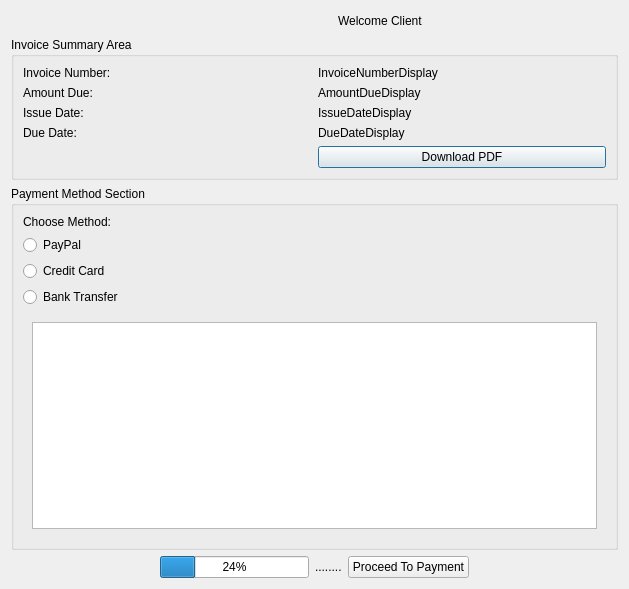
Qt form clientpaymentwidget.ui (rahma159/application) before a commit.
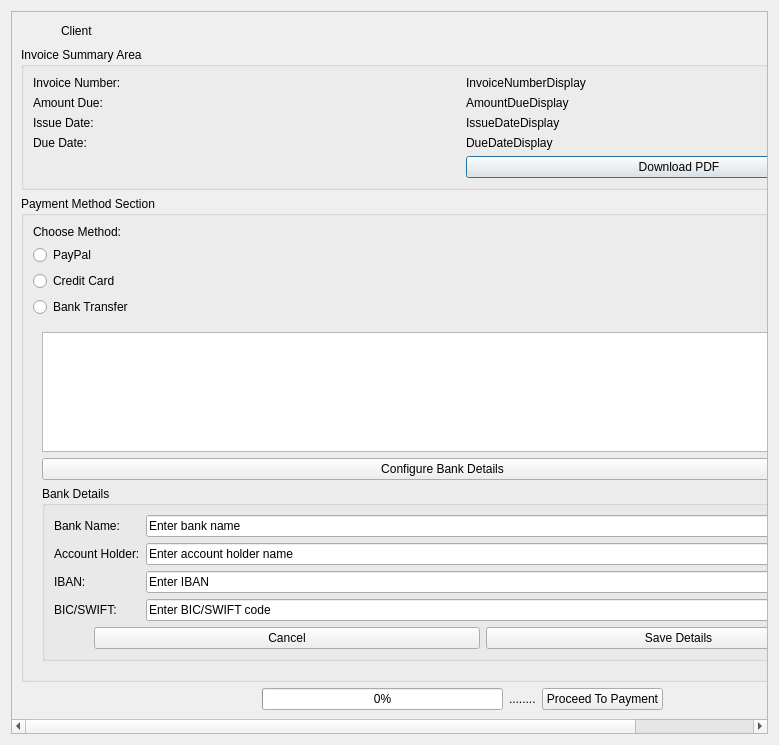
The same form after that commit. The open tabs and pages were chosen to show the change. Icons and pictures are not drawn.

What changed in the file:
```diff
--- a/clientpaymentwidget.ui
+++ b/clientpaymentwidget.ui
@@ -6,35 +6,40 @@
    <rect>
     <x>0</x>
     <y>0</y>
-    <width>629</width>
-    <height>589</height>
+    <width>779</width>
+    <height>745</height>
    </rect>
   </property>
   <property name="windowTitle">
    <string>Dialog</string>
   </property>
-  <layout class="QHBoxLayout" name="horizontalLayout_2">
+  <layout class="QVBoxLayout" name="verticalLayout_4">
+   <item>
+    <widget class="QScrollArea" name="scrollArea">
+     <property name="widgetResizable">
+      <bool>true</bool>
+     </property>
+     <widget class="QWidget" name="scrollAreaWidgetContents">
+      <property name="geometry">
+       <rect>
+        <x>0</x>
+        <y>0</y>
+        <width>892</width>
+        <height>711</height>
+       </rect>
+      </property>
+      <layout class="QVBoxLayout" name="verticalLayout_5">
    <item>
     <layout class="QVBoxLayout" name="mainPaymentLayout">
      <item>
       <layout class="QHBoxLayout" name="headerLayout">
        <item>
-        <widget class="QLabel" name="companyLogoLabel">
-         <property name="text">
-          <string/>
-         </property>
-         <property name="pixmap">
-          <pixmap>../images/Image3.png</pixmap>
-         </property>
-        </widget>
-       </item>
-       <item>
-        <spacer name="horizontalSpacer">
+            <spacer name="horizontalSpacer_6">
          <property name="orientation">
           <enum>Qt::Orientation::Horizontal</enum>
          </property>
          <property name="sizeType">
-          <enum>QSizePolicy::Policy::Minimum</enum>
+              <enum>QSizePolicy::Policy::Preferred</enum>
          </property>
          <property name="sizeHint" stdset="0">
           <size>
@@ -47,10 +52,26 @@
        <item>
         <widget class="QLabel" name="welcomeClientLabel">
          <property name="text">
-          <string>Welcome Client</string>
+              <string>Client</string>
          </property>
         </widget>
        </item>
+           <item>
+            <spacer name="horizontalSpacer">
+             <property name="orientation">
+              <enum>Qt::Orientation::Horizontal</enum>
+             </property>
+             <property name="sizeType">
+              <enum>QSizePolicy::Policy::Preferred</enum>
+             </property>
+             <property name="sizeHint" stdset="0">
+              <size>
+               <width>40</width>
+               <height>20</height>
+              </size>
+             </property>
+            </spacer>
+           </item>
       </layout>
      </item>
      <item>
@@ -174,20 +195,27 @@
           </property>
           <widget class="QWidget" name="payPalPage">
            <layout class="QGridLayout" name="gridLayout">
-            <item row="0" column="0">
-             <widget class="QLabel" name="payPalInfoLabel">
+                <item row="1" column="0">
+                 <widget class="QLabel" name="payPalInstructionsLabel">
               <property name="text">
-               <string>PayPal Info</string>
+                   <string>You will be redirected to the secure PayPal website to complete your payment. Click 'Pay With PayPal' or 'Proceed To Payment' to continue.</string>
               </property>
              </widget>
             </item>
-            <item row="1" column="1">
+                <item row="2" column="2">
              <widget class="QPushButton" name="payPalPayButton">
               <property name="text">
                <string>Pay WithPalPay</string>
               </property>
              </widget>
             </item>
+                <item row="0" column="0">
+                 <widget class="QLabel" name="payPalInfoLabel">
+                  <property name="text">
+                   <string>PayPal Info</string>
+                  </property>
+                 </widget>
+                </item>
            </layout>
           </widget>
           <widget class="QWidget" name="cardPaymentPage">
@@ -239,14 +267,140 @@
            </layout>
           </widget>
           <widget class="QWidget" name="bankTransferPage">
-           <layout class="QHBoxLayout" name="horizontalLayout">
-            <item>
-             <layout class="QVBoxLayout" name="bankInfoLayout">
+               <layout class="QVBoxLayout" name="verticalLayout_3">
               <item>
                <widget class="QTextEdit" name="bankInfoDisplay"/>
               </item>
-             </layout>
-            </item>
+                <item>
+                 <layout class="QHBoxLayout" name="horizontalLayout_5">
+                  <item>
+                   <widget class="QPushButton" name="editBankDetailsButton">
+                    <property name="text">
+                     <string>Configure Bank Details</string>
+                    </property>
+                   </widget>
+                  </item>
+                  <item>
+                   <spacer name="horizontalSpacer_5">
+                    <property name="orientation">
+                     <enum>Qt::Orientation::Horizontal</enum>
+                    </property>
+                    <property name="sizeType">
+                     <enum>QSizePolicy::Policy::Minimum</enum>
+                    </property>
+                    <property name="sizeHint" stdset="0">
+                     <size>
+                      <width>40</width>
+                      <height>20</height>
+                     </size>
+                    </property>
+                   </spacer>
+                  </item>
+                 </layout>
+                </item>
+                <item>
+                 <widget class="QGroupBox" name="bankDetailsEditGroup">
+                  <property name="title">
+                   <string>Bank Details</string>
+                  </property>
+                  <layout class="QVBoxLayout" name="verticalLayout_2">
+                   <item>
+                    <layout class="QFormLayout" name="formLayout_2">
+                     <item row="0" column="0">
+                      <widget class="QLabel" name="label">
+                       <property name="text">
+                        <string>Bank Name:</string>
+                       </property>
+                      </widget>
+                     </item>
+                     <item row="0" column="1">
+                      <widget class="QLineEdit" name="bankNameInput">
+                       <property name="text">
+                        <string>Enter bank name</string>
+                       </property>
+                      </widget>
+                     </item>
+                     <item row="1" column="1">
+                      <widget class="QLineEdit" name="accountHolderInput">
+                       <property name="text">
+                        <string>Enter account holder name</string>
+                       </property>
+                      </widget>
+                     </item>
+                     <item row="1" column="0">
+                      <widget class="QLabel" name="label_2">
+                       <property name="text">
+                        <string>Account Holder:</string>
+                       </property>
+                      </widget>
+                     </item>
+                     <item row="2" column="0">
+                      <widget class="QLabel" name="label_3">
+                       <property name="text">
+                        <string>IBAN:</string>
+                       </property>
+                      </widget>
+                     </item>
+                     <item row="2" column="1">
+                      <widget class="QLineEdit" name="ibanInput">
+                       <property name="text">
+                        <string>Enter IBAN</string>
+                       </property>
+                      </widget>
+                     </item>
+                     <item row="3" column="1">
+                      <widget class="QLineEdit" name="bicInput">
+                       <property name="text">
+                        <string>Enter BIC/SWIFT code</string>
+                       </property>
+                      </widget>
+                     </item>
+                     <item row="3" column="0">
+                      <widget class="QLabel" name="label_4">
+                       <property name="text">
+                        <string>BIC/SWIFT:</string>
+                       </property>
+                      </widget>
+                     </item>
+                    </layout>
+                   </item>
+                   <item>
+                    <layout class="QHBoxLayout" name="horizontalLayout">
+                     <item>
+                      <spacer name="horizontalSpacer_4">
+                       <property name="orientation">
+                        <enum>Qt::Orientation::Horizontal</enum>
+                       </property>
+                       <property name="sizeType">
+                        <enum>QSizePolicy::Policy::Preferred</enum>
+                       </property>
+                       <property name="sizeHint" stdset="0">
+                        <size>
+                         <width>40</width>
+                         <height>20</height>
+                        </size>
+                       </property>
+                      </spacer>
+                     </item>
+                     <item>
+                      <widget class="QPushButton" name="cancelEditBankDetailsButton">
+                       <property name="text">
+                        <string>Cancel</string>
+                       </property>
+                      </widget>
+                     </item>
+                     <item>
+                      <widget class="QPushButton" name="saveBankDetailsButton">
+                       <property name="text">
+                        <string>Save Details</string>
+                       </property>
+                      </widget>
+                     </item>
+                    </layout>
+                   </item>
+                  </layout>
+                 </widget>
+                </item>
            </layout>
           </widget>
          </widget>
@@ -272,7 +426,7 @@
        <item>
         <widget class="QProgressBar" name="paymentProgressBar">
          <property name="value">
-          <number>24</number>
+              <number>0</number>
          </property>
         </widget>
        </item>
@@ -306,6 +460,10 @@
       </layout>
      </item>
     </layout>
+       </item>
+      </layout>
+     </widget>
+    </widget>
    </item>
   </layout>
  </widget>
```
Lines whose indentation alone changed are shown as unchanged.
